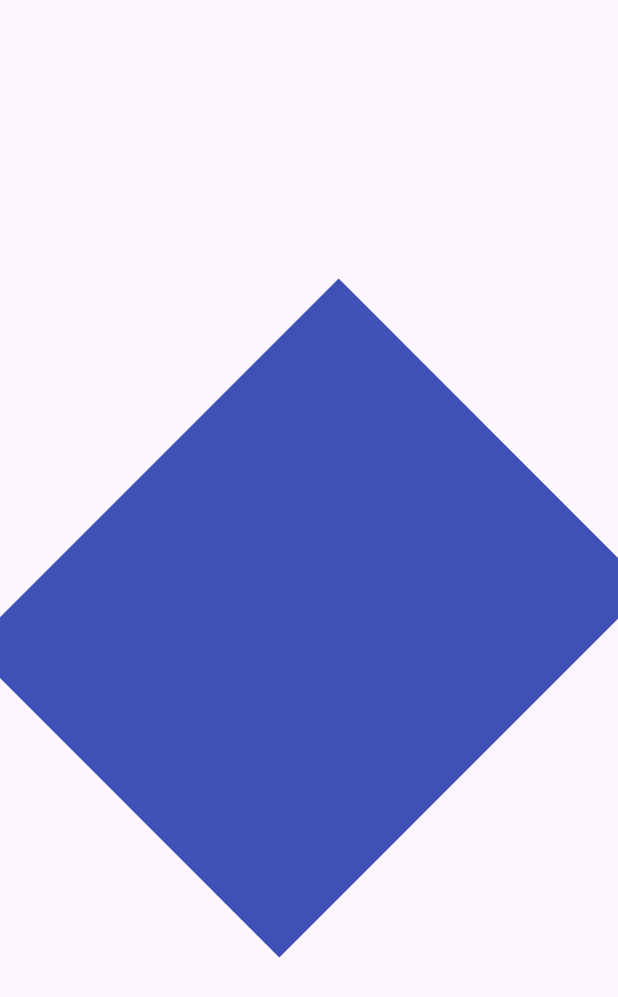
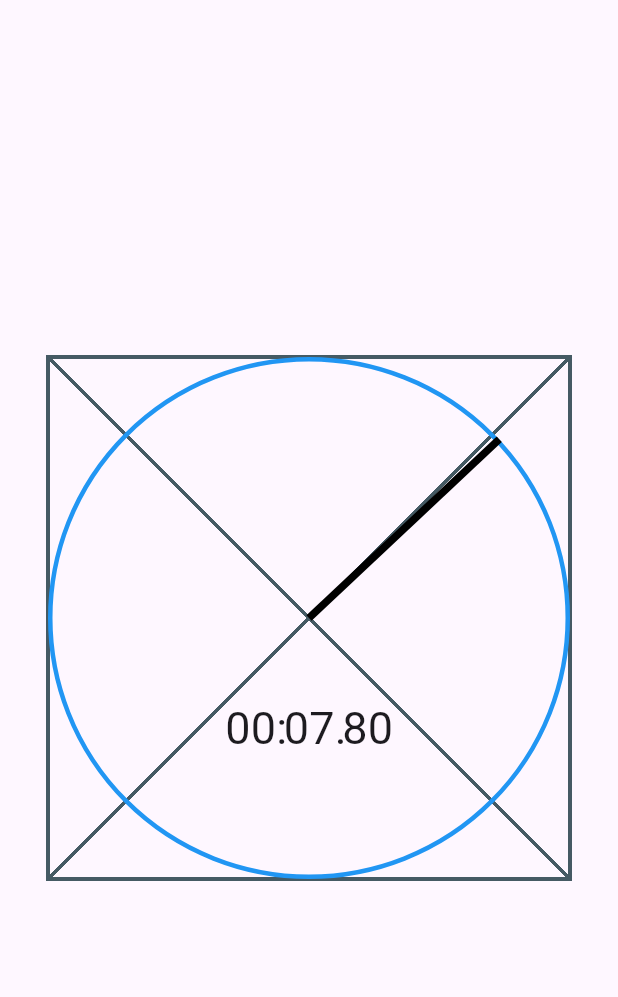
Before and after one commit to mohamedimem/learning_animation_01, a Flutter app: the screen it shows after launch, on a phone screen of 412 x 824 dp. Shown: the top 997 px of the screen. Run offline on Flutter 3.47's test engine with Material 3 defaults, Android fonts, the light colour scheme and no system bars.

Commit message:
little advancement

```diff
--- a/stopwatch_flutter/lib/main.dart
+++ b/stopwatch_flutter/lib/main.dart
@@ -33,7 +33,16 @@ class MyHomePage extends StatelessWidget {
         body: Center(
           child: Padding(
             padding: EdgeInsets.all(32.0),
-            child: AspectRatio(aspectRatio: 1, child: TextWatch()),
+            child: AspectRatio(
+                aspectRatio: 1,
+                child: LayoutBuilder(
+                  builder: (context, constraints) {
+                    final radius = constraints.maxWidth / 2;
+                    return TextWatch(
+                      radius: radius,
+                    );
+                  },
+                )),
           ),
         ),
       ),
--- a/stopwatch_flutter/lib/ui/clock_hand.dart
+++ b/stopwatch_flutter/lib/ui/clock_hand.dart
@@ -16,7 +16,7 @@ class ClockHand extends StatelessWidget {
   @override
   Widget build(BuildContext context) {
     return Transform(
-      alignment: Alignment.topCenter,
+      alignment: Alignment.bottomCenter,
       transform: Matrix4.identity()
         ..translate(-handThickness / 2, 0.0, 0.0)
         ..rotateZ(rotationZAngle),
--- /dev/null
+++ b/stopwatch_flutter/lib/ui/elapsed_time_text.dart
@@ -0,0 +1,49 @@
+import 'package:flutter/material.dart';
+
+class ElapsedTimeText extends StatelessWidget {
+  const ElapsedTimeText({super.key, required this.elapsed, required this.radius});
+  final Duration elapsed;
+  final double radius;
+
+  @override
+  Widget build(BuildContext context) {
+    final hundreds = (elapsed.inMilliseconds / 10) % 100;
+    final seconds = elapsed.inSeconds % 60;
+    final minutes = elapsed.inMinutes % 60;
+    final hundredsStr = hundreds.toStringAsFixed(0).padLeft(2, '0');
+    final secondsStr = seconds.toString().padLeft(2, '0');
+    final minutesStr = minutes.toString().padLeft(2, '0');
+    const digitWidth = 17.0;
+    return Row(
+      mainAxisAlignment: MainAxisAlignment.center,
+      children: [
+        TimeDigit(minutesStr.substring(0, 1), width: digitWidth),
+        TimeDigit(minutesStr.substring(1, 2), width: digitWidth),
+        const TimeDigit(':', width: 5),
+        TimeDigit(secondsStr.substring(0, 1), width: digitWidth),
+        TimeDigit(secondsStr.substring(1, 2), width: digitWidth),
+        const TimeDigit('.', width: 5),
+        TimeDigit(hundredsStr.substring(0, 1), width: digitWidth),
+        TimeDigit(hundredsStr.substring(1, 2), width: digitWidth),
+      ],
+    );
+  }
+}
+
+class TimeDigit extends StatelessWidget {
+  const TimeDigit(this.text, {super.key, required this.width});
+  final String text;
+  final double width;
+
+  @override
+  Widget build(BuildContext context) {
+    return SizedBox(
+      width: width,
+      child: Text(
+        text,
+        style: const TextStyle(fontSize: 30),
+        textAlign: TextAlign.center,
+      ),
+    );
+  }
+}
--- a/stopwatch_flutter/lib/ui/stopwatch_ticker_ui.dart
+++ b/stopwatch_flutter/lib/ui/stopwatch_ticker_ui.dart
@@ -76,6 +76,7 @@ class StopwatchTickerUIState extends State<StopwatchTickerUI>
           top: widget.radius * 1.3,
           child: ElapsedTimeText(
             elapsed: _elapsed,
+            radius: 0,
           ),
         ),
       ],
--- /dev/null
+++ b/stopwatch_flutter/lib/ui_2/clock_hand.dart
@@ -0,0 +1,37 @@
+import 'dart:math';
+
+import 'package:flutter/material.dart';
+
+class ClockHand1 extends StatelessWidget {
+  const ClockHand1({
+    super.key,
+    required this.rotationZAngle,
+    required this.handThinchkness,
+    required this.handLength,
+    required this.color,
+  });
+
+  final double rotationZAngle;
+  final double handThinchkness;
+  final double handLength;
+  final Color color;
+
+  @override
+  Widget build(BuildContext context) {
+    return Transform(
+      alignment: Alignment.topCenter,
+      transform: Matrix4.identity()
+        ..translate(
+          -handThinchkness / 2,
+          0,
+          0,
+        )
+        ..rotateZ(rotationZAngle),
+      child: Container(
+        height: handLength,
+        width: handThinchkness,
+        color: color,
+      ),
+    );
+  }
+}
--- /dev/null
+++ b/stopwatch_flutter/lib/ui_2/clock_markers1.dart
@@ -0,0 +1,13 @@
+import 'package:flutter/material.dart';
+
+class ClockMarker extends StatelessWidget {
+  const ClockMarker({super.key, required this.seconds, required this.radius});
+
+  final int seconds;
+  final double radius;
+
+  @override
+  Widget build(BuildContext context) {
+    return const Placeholder();
+  }
+}
--- a/stopwatch_flutter/lib/ui_2/elapsed_time_text.dart
+++ b/stopwatch_flutter/lib/ui_2/elapsed_time_text.dart
@@ -1,8 +1,10 @@
 import 'package:flutter/material.dart';
 
 class ElapsedTimeText extends StatelessWidget {
-  const ElapsedTimeText({super.key, required this.elapsed});
+  const ElapsedTimeText(
+      {super.key, required this.elapsed, required this.radius});
   final Duration elapsed;
+  final double radius;
 
   @override
   Widget build(BuildContext context) {
--- a/stopwatch_flutter/lib/ui_2/stopwatch.dart
+++ b/stopwatch_flutter/lib/ui_2/stopwatch.dart
@@ -4,10 +4,13 @@ import 'dart:math';
 import 'package:flutter/material.dart';
 import 'package:flutter/scheduler.dart';
 import 'package:stopwatch_flutter/ui/elapsed_time_text.dart';
+import 'package:stopwatch_flutter/ui_2/clock_hand.dart';
+import 'package:stopwatch_flutter/ui_2/clock_markers1.dart';
 import 'package:stopwatch_flutter/ui_2/elapsed_time_text_basic.dart';
 
 class TextWatch extends StatefulWidget {
-  const TextWatch({super.key});
+  const TextWatch({super.key, required this.radius});
+  final double radius;
 
   @override
   State<TextWatch> createState() => _TextWatchState();
@@ -43,18 +46,38 @@ class _TextWatchState extends State<TextWatch>
   Widget build(BuildContext context) {
     return Stack(
       children: [
-        Transform(
-          transform: Matrix4.identity()
-            ..rotateZ(pi / 4)
-            ..rotateY(10),
-          alignment: Alignment.center,
-          child: Container(
-            color: Colors.indigo,
+        for (var i = 0; i < 60; i++)
+          ClockMarker(
+            radius: widget.radius,
+            seconds: i,
+          ),
+        Container(
+          decoration: BoxDecoration(
+            border: Border.all(
+              color: Colors.blue,
+              width: 3,
+            ),
+            borderRadius: BorderRadius.circular(widget.radius),
           ),
         ),
-        // StopWatch_render(
-        //   elapsedTime: _elapsedTime,
-        // )
+        Positioned(
+          left: widget.radius,
+          top: widget.radius,
+          child: ClockHand1(
+              rotationZAngle:
+                  pi + (2 * pi / 60000) * _elapsedTime.inMilliseconds,
+              handThinchkness: 5,
+              handLength: widget.radius,
+              color: Colors.black),
+        ),
+        Positioned(
+          left: 0,
+          right: 0,
+          top: widget.radius * 1.3,
+          child: StopWatch_render(
+            elapsedTime: _elapsedTime,
+          ),
+        )
       ],
     );
   }
@@ -69,6 +92,7 @@ class StopWatch_render extends StatelessWidget {
   Widget build(BuildContext context) {
     return ElapsedTimeText(
       elapsed: elapsedTime,
+      radius: 0,
     );
   }
 }
```
Also changed, not shown: will_you_mary_me/analysis_options.yaml (added, +28 -0 lines), will_you_mary_me/pubspec.yaml (added, +87 -0 lines), will_you_mary_me/asset/shocked.gif (added), will_you_mary_me/lib/circle.dart (renamed from will you mary me/lib/circle.dart), will_you_mary_me/lib/home.dart (renamed from will you mary me/lib/home.dart), will_you_mary_me/lib/main.dart (renamed from will you mary me/lib/main.dart), will_you_mary_me/pubspec.lock (added), 124 other files.
